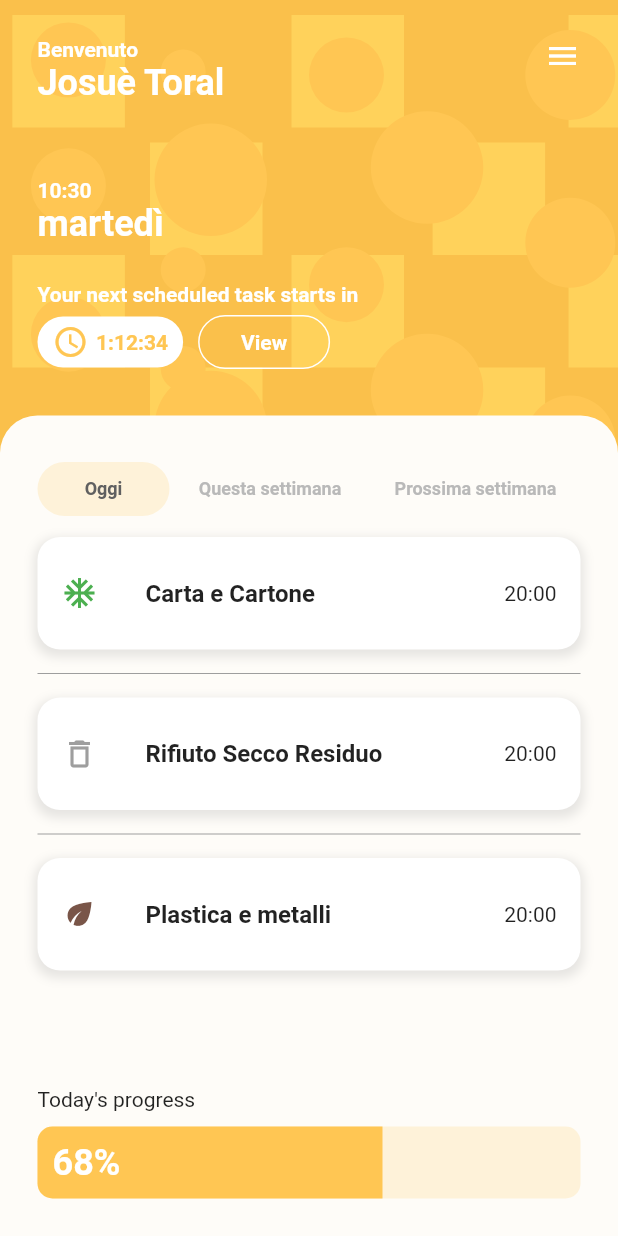
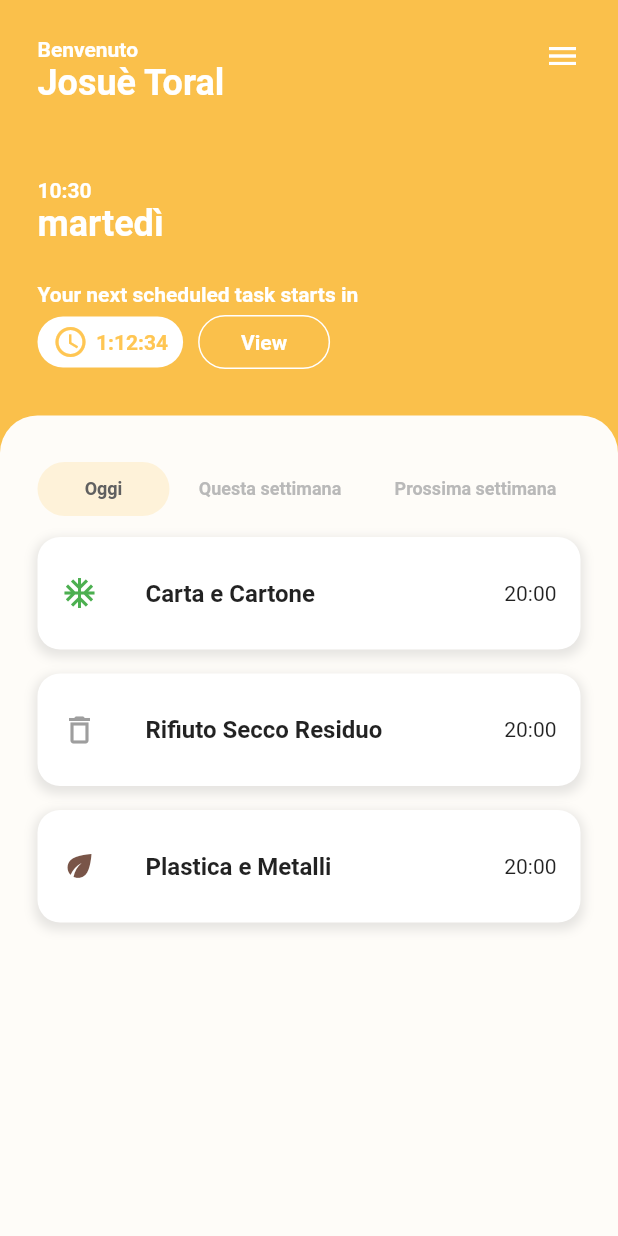
Before and after one commit to Josutoral/Trash-List, a Flutter app: the screen it shows after launch, on a phone screen of 412 x 824 dp. Run offline on Flutter 3.47's test engine with Material 2 defaults, Android fonts, the phone set to English and light mode, and no system bars; our stand-ins replace get.

Commit message:
[main] .

```diff
--- a/trash_list/lib/src/views/home.dart
+++ b/trash_list/lib/src/views/home.dart
@@ -15,7 +15,7 @@ class _HomePageState extends State<HomePage> {
   List<Map<String, String>> wasteCollectionSchedule = [
     {'type': 'Carta e Cartone', 'date': '2023-12-03'},
     {'type': 'Rifiuto Secco Residuo', 'date': '2023-12-05'},
-    {'type': 'Plastica e metalli', 'date': '2023-12-07'},
+    {'type': 'Plastica e Metalli', 'date': '2023-12-07'},
   ];
 
   @override
@@ -29,7 +29,7 @@ class _HomePageState extends State<HomePage> {
       now = DateTime.now();
     });
   }
-
+  //https://icon-icons.com/icon/paper-boxes/69127
   @override
   void dispose() {
     timer?.cancel();
@@ -40,13 +40,10 @@ class _HomePageState extends State<HomePage> {
   Widget build(BuildContext context) {
     return Scaffold(
       backgroundColor: const Color(0xFFFAC04B),
-      body: CustomPaint(
-        painter: PatternPainter(),
-        child: SafeArea(
+      body: SafeArea(
           bottom: false,
           child: _body(),
         ),
-      ),
     );
   }
 
@@ -209,7 +206,7 @@ class _HomePageState extends State<HomePage> {
     return Expanded(
       child: Container(
         padding: const EdgeInsets.all(25),
-        decoration: BoxDecoration(
+        decoration: const BoxDecoration(
           color: Color(0xFFFEFCF8),
           borderRadius: BorderRadius.only(
             topLeft: Radius.circular(25),
@@ -222,15 +219,15 @@ class _HomePageState extends State<HomePage> {
           children: <Widget>[
             _filters(),
             Expanded(
-            child: ListView.separated(
+            child: ListView.builder(
               itemCount: wasteCollectionSchedule.length,
-              separatorBuilder: (context, index) => Divider(color: Colors.grey),
+              //separatorBuilder: (context, index) => Divider(color: Colors.grey),
               itemBuilder: (context, index) {
                 return _buildListItem(wasteCollectionSchedule[index]);
               },
             ),
           ),
-            _progress(),
+            //_progress(),
           ],
         ),
       ),
@@ -362,7 +359,7 @@ class _HomePageState extends State<HomePage> {
       iconData = Icons.delete_outline;
       iconColor = Colors.grey;
       break;
-    case 'Plastica e metalli':
+    case 'Plastica e Metalli':
       iconData = Icons.eco;
       iconColor = Colors.brown;
       break;
--- a/trash_list/pubspec.yaml
+++ b/trash_list/pubspec.yaml
@@ -32,8 +32,7 @@ dependencies:
   flutter_localizations:
     sdk: flutter
 
-  intl: ^0.17.0
-
+  intl: ^0.18.1
 
   # The following adds the Cupertino Icons font to your application.
   # Use with the CupertinoIcons class for iOS style icons.
```
Also changed, not shown: trash_list/assets/paper_boxes.svg (added), trash_list/lib/utils.dart (added), 4 other files.
